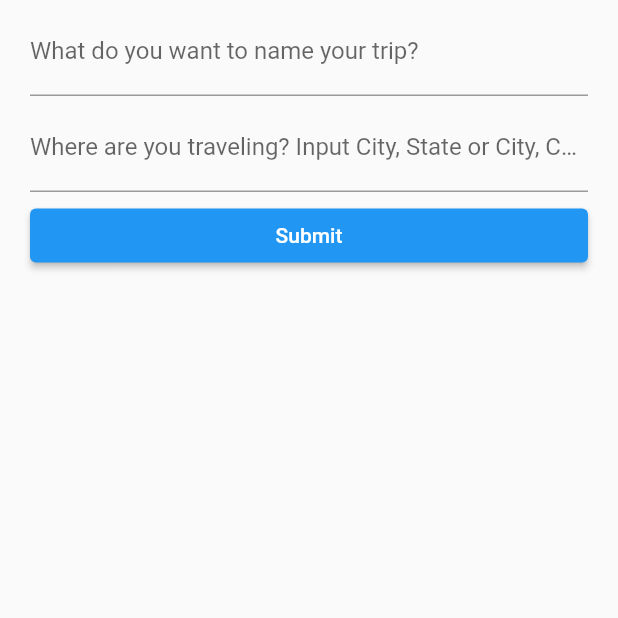
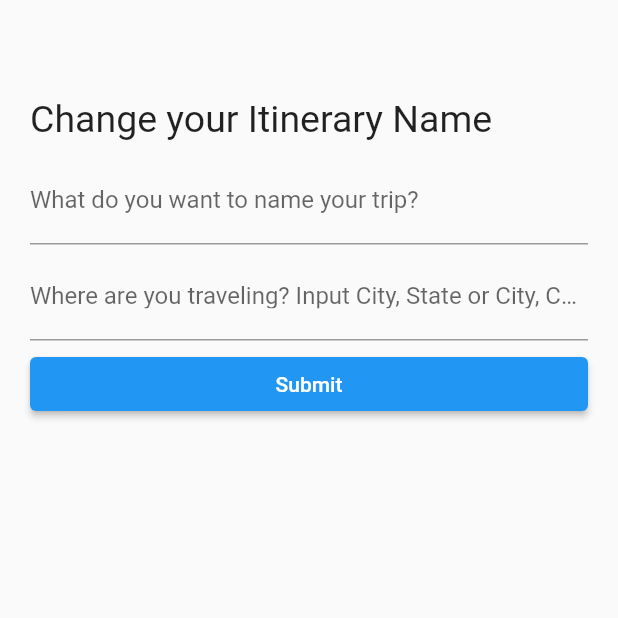
Before and after one commit to rsun19/Trip-Planner-App, a Flutter app: the Profile screen opened directly with empty values, after a tap on "Change itinerary name or location", on a phone screen of 412 x 824 dp, the top half of it. Run offline on Flutter 3.47's test engine with Material 2 defaults, Android fonts, the phone set to English and light mode, and no system bars; our stand-ins replace cloud_firestore, csv, firebase_auth, firebase_core, flutter_compass, flutter_map and 5 more; missing offline and left inert: dart:ffi, gtfs_realtime_bindings, maps_launcher; accounts and stored records are empty.

```diff
--- a/lib/MtaApi/MTAAPI.dart
+++ b/lib/MtaApi/MTAAPI.dart
@@ -111,7 +111,7 @@ class MtaApiCaller {
             });
           }
         }
-        if (prelimInfo.length == 5) {
+        if (prelimInfo.length == 7) {
           String direction;
           String arrivalTimeMinutes =
               (int.parse(prelimInfo[4]) / 60).round().toString();
@@ -131,7 +131,9 @@ class MtaApiCaller {
               baselineTime: prelimInfo[6]);
           lineInformation.add(trainInfo);
         }
-      } catch (e) {}
+      } catch (e) {
+        print(e);
+      }
     }
     return await sortResults(lineInformation);
   }
--- a/lib/forms/changeItinerary.dart
+++ b/lib/forms/changeItinerary.dart
@@ -37,6 +37,13 @@ class _ChangeTripNameState extends State<ChangeTripName> {
         padding: EdgeInsets.symmetric(horizontal: 20, vertical: 5),
         children: <Widget>[
           Container(
+              margin: EdgeInsets.only(top: 60),
+              child: Text(
+                "Change your Itinerary Name",
+                style: TextStyle(fontSize: 25),
+              )),
+          Container(
+            margin: EdgeInsets.only(top: 10),
             child: TextFormField(
                 controller: _controller,
                 decoration: const InputDecoration(
@@ -73,6 +80,10 @@ class _ChangeTripNameState extends State<ChangeTripName> {
                   final String tripName = _controller.text;
                   final String tripLocation = _locationinput.text;
                   Database db = await UserDatabase.instance.database;
+                  print(tripName);
+                  print(tripLocation);
+                  print(widget.trip.title);
+                  print(widget.trip.location);
                   await db.rawUpdate(
                       'UPDATE eventPlanner SET tripName = ? AND tripLocation = ? WHERE tripName = ? AND tripLocation = ?',
                       [
--- a/lib/profile/event_listings.dart
+++ b/lib/profile/event_listings.dart
@@ -115,15 +115,24 @@ class _ProfileState extends State<Profile> {
                     future: sortedList(),
                     builder: (context, snapshot) {
                       if (snapshot.hasData) {
-                        return ListView.builder(
+                        return Column(children: [
+                          SizedBox(height: 10),
+                          Text(
+                            "Upcoming Events",
+                            style: TextStyle(color: Colors.white, fontSize: 25),
+                          ),
+                          Expanded(
+                              child: ListView.builder(
+                                  //physics: AlwaysScrollableScrollPhysics(),
                                   key: ObjectKey(TripEvent),
-                            itemCount: snapshot.data!.length,
+                                  itemCount: eventSortedDates.length,
                                   shrinkWrap: true,
-                            padding: const EdgeInsets.fromLTRB(20, 0, 20, 0),
+                                  padding:
+                                      const EdgeInsets.fromLTRB(20, 0, 20, 0),
                                   itemBuilder: (context, index) {
                                     return Center(
-                                child: eventInfo(
-                                  tripevent: snapshot.data![index],
+                                      child: EventInfo(
+                                        tripevent: eventSortedDates[index],
                                         trip: widget.trip,
                                         onTap: () {
                                           Navigator.push(
@@ -131,13 +140,44 @@ class _ProfileState extends State<Profile> {
                                             MaterialPageRoute(
                                                 builder: (context) => EventView(
                                                     trip: widget.trip,
-                                              tripevent:
-                                                  snapshot.data![index])),
+                                                    tripevent: eventSortedDates[
+                                                        index])),
                                           );
                                         },
                                       ),
                                     );
-                            });
+                                  })),
+                          Text(
+                            "Passed Events",
+                            style: TextStyle(color: Colors.white, fontSize: 25),
+                          ),
+                          Expanded(
+                              child: ListView.builder(
+                                  //physics: AlwaysScrollableScrollPhysics(),
+                                  key: ObjectKey(TripEvent),
+                                  itemCount: eventPassedDates.length,
+                                  shrinkWrap: true,
+                                  padding:
+                                      const EdgeInsets.fromLTRB(20, 0, 20, 0),
+                                  itemBuilder: (context, index) {
+                                    return Center(
+                                      child: EventInfo(
+                                        tripevent: eventPassedDates[index],
+                                        trip: widget.trip,
+                                        onTap: () {
+                                          Navigator.push(
+                                            context,
+                                            MaterialPageRoute(
+                                                builder: (context) => EventView(
+                                                    trip: widget.trip,
+                                                    tripevent: eventPassedDates[
+                                                        index])),
+                                          );
+                                        },
+                                      ),
+                                    );
+                                  }))
+                        ]);
                       } else {
                         return CircularProgressIndicator();
                       }
@@ -170,9 +210,7 @@ class _ProfileState extends State<Profile> {
   }
 
   Future<List<TripEvent>> sortedList() async {
-    String currentDay =
-        DateTime.now().toIso8601String().split('T')[0].toString() +
-            'T00:00:00.000';
+    String currentDay = DateTime.now().toIso8601String();
     eventSortedDates.clear();
     eventPassedDates.clear();
     Database db = await UserDatabase.instance.database;
@@ -197,19 +235,23 @@ class _ProfileState extends State<Profile> {
       return a.dateTime.compareTo(b.dateTime);
     });
     for (var each in eventSortedDates) {
-      if (each.dateTime.compareTo(currentDay) < 1) {
+      if (each.dateTime.compareTo(currentDay) < 0) {
         eventPassedDates.add(each);
       }
     }
-    List<TripEvent> sentEvents = [];
+    // List<TripEvent> sentEvents = [];
     eventSortedDates.removeWhere((e) => eventPassedDates.contains(e));
-    for (var each in eventPassedDates) {
-      eventSortedDates.add(each);
-    }
-    for (var each in eventSortedDates) {
-      sentEvents.add(each);
-    }
-    return sentEvents;
+    // for (var each in eventPassedDates) {
+    //   eventSortedDates.add(each);
+    // }
+    // for (var each in eventSortedDates) {
+    //   sentEvents.add(each);
+    // }
+    // for (var each in eventPassedDates) {
+    //   sentEvents.add(each);
+    // }
+    await eventParser();
+    return eventSortedDates;
   }
 
   Widget eventMenu() {
@@ -291,14 +333,18 @@ class _ProfileState extends State<Profile> {
     for (int i = 1; i <= count; i++) {
       final maps =
           await db.query(UserDatabase.table, where: 'id=?', whereArgs: [i]);
+      if (maps[0]['tripNameEvent'] == widget.trip.title &&
+          maps[0]['tripLocationEvent'] == widget.trip.location) {
         var location = maps[0]['location'].toString();
         List<dynamic> _location = location.split(",");
+        print(_location);
         allEvents.add(Marker(
           point: LatLng(double.parse(_location[0]), double.parse(_location[1])),
           width: 80,
           height: 80,
           builder: (context) => Icon(Icons.location_pin),
         ));
+      }
     }
     _position = await Geolocator.getCurrentPosition(
         desiredAccuracy: LocationAccuracy.high);
@@ -310,12 +356,13 @@ class _ProfileState extends State<Profile> {
         builder: ((context) => Icon(Icons.circle)),
       ),
     );
+    print(allEvents);
     return allEvents;
   }
 }
 
-class eventInfo extends StatefulWidget {
-  const eventInfo({
+class EventInfo extends StatefulWidget {
+  const EventInfo({
     super.key,
     required this.tripevent,
     required this.trip,
@@ -327,10 +374,10 @@ class eventInfo extends StatefulWidget {
   final Trip trip;
 
   @override
-  State<eventInfo> createState() => _eventInfoState();
+  State<EventInfo> createState() => _EventInfoState();
 }
 
-class _eventInfoState extends State<eventInfo> {
+class _EventInfoState extends State<EventInfo> {
   @override
   late List dateTimeList = widget.tripevent.dateTime.split('T');
   late var _date = DateFormat("yyyy-MM-dd").parse(dateTimeList[0]);
```
Also changed, not shown: lib/MtaApi/SubwayArrivalsScreen.dart (+15 -6 lines), lib/MtaApi/SubwayFutureTracker.dart (+50 -24 lines), lib/MtaApi/SubwayRoute.dart (+60 -36 lines), lib/forms/event_form.dart (+5 -2 lines), lib/main.dart (+13 -8 lines). Lines whose indentation alone changed are shown as unchanged.
